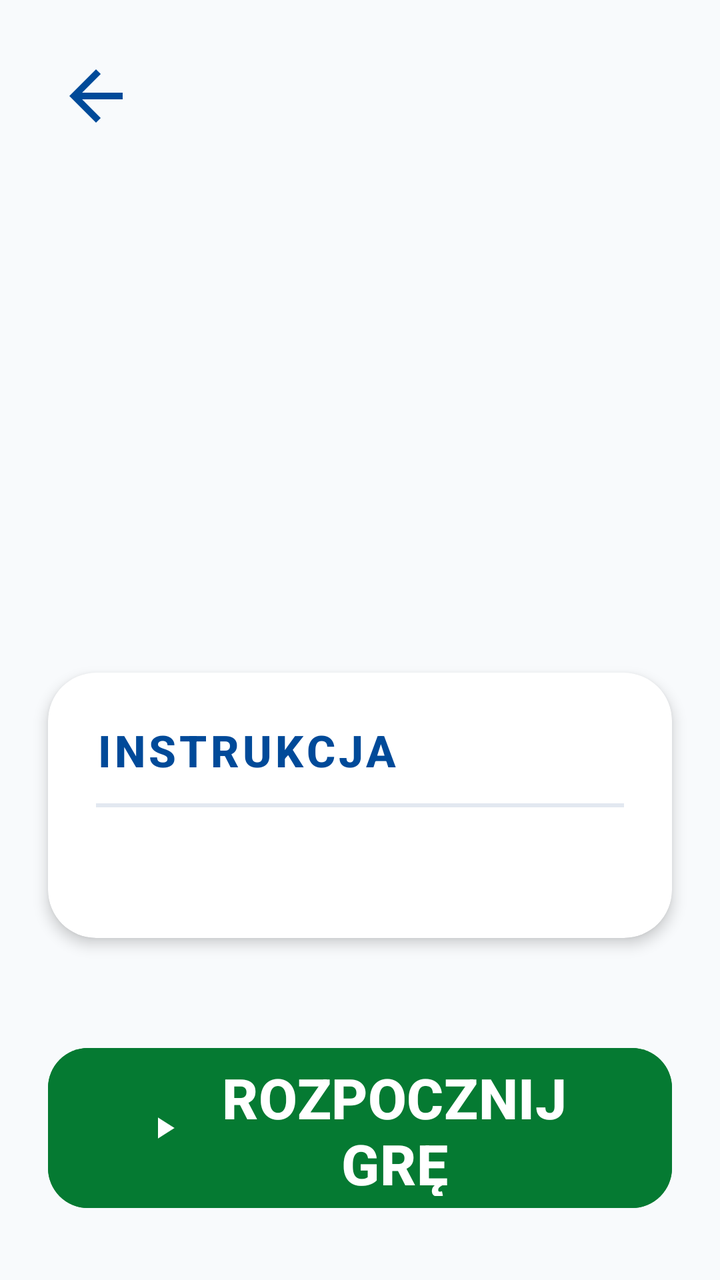
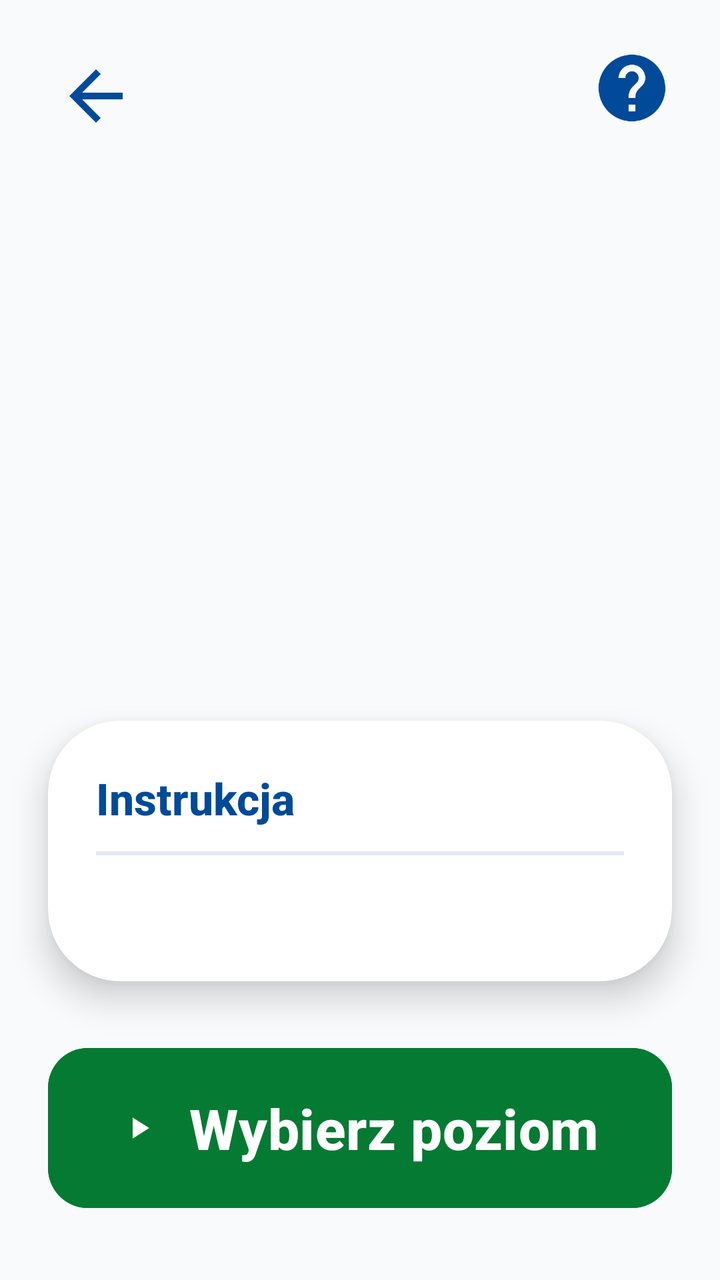

Compare the two renders of this Android layout. The source of the first and the diff that turns it into the second are given below.
<!-- AndroidManifest.xml: application theme Theme.Fitnessapp -->
<!-- res/layout/activity_game_instruction.xml -->
<?xml version="1.0" encoding="utf-8"?>
<androidx.constraintlayout.widget.ConstraintLayout xmlns:android="http://schemas.android.com/apk/res/android"
    xmlns:app="http://schemas.android.com/apk/res-auto"
    android:layout_width="match_parent"
    android:layout_height="match_parent"
    android:background="#F8FAFC">

    
    <ImageButton
        android:id="@+id/btn_back"
        android:layout_width="64dp"
        android:layout_height="64dp"
        android:layout_margin="16dp"
        android:background="?android:attr/selectableItemBackgroundBorderless"
        android:src="@drawable/ic_back"
        app:tint="#004A99"
        android:scaleType="fitCenter"
        android:padding="12dp"
        app:layout_constraintStart_toStartOf="parent"
        app:layout_constraintTop_toTopOf="parent" />

    
    <ImageView
        android:id="@+id/iv_game_icon"
        android:layout_width="120dp"
        android:layout_height="120dp"
        android:layout_marginTop="24dp"
        app:layout_constraintStart_toStartOf="parent"
        app:layout_constraintEnd_toEndOf="parent"
        app:layout_constraintTop_toBottomOf="@id/btn_back" />

    
    <TextView
        android:id="@+id/tv_game_title"
        android:layout_width="wrap_content"
        android:layout_height="wrap_content"
        android:layout_marginTop="16dp"
        android:textColor="#004A99"
        android:textSize="48sp"
        android:textStyle="bold"
        app:layout_constraintStart_toStartOf="parent"
        app:layout_constraintEnd_toEndOf="parent"
        app:layout_constraintTop_toBottomOf="@id/iv_game_icon" />

    
    <androidx.cardview.widget.CardView
        android:id="@+id/card_instruction"
        android:layout_width="0dp"
        android:layout_height="wrap_content"
        android:layout_marginHorizontal="24dp"
        android:layout_marginTop="32dp"
        app:cardCornerRadius="24dp"
        app:cardElevation="4dp"
        app:cardBackgroundColor="#FFFFFF"
        app:layout_constraintStart_toStartOf="parent"
        app:layout_constraintEnd_toEndOf="parent"
        app:layout_constraintTop_toBottomOf="@id/tv_game_title">

        <LinearLayout
            android:layout_width="match_parent"
            android:layout_height="wrap_content"
            android:orientation="vertical"
            android:padding="24dp">

            <TextView
                android:layout_width="wrap_content"
                android:layout_height="wrap_content"
                android:text="INSTRUKCJA"
                android:textColor="#004A99"
                android:textSize="22sp"
                android:textStyle="bold"
                android:letterSpacing="0.08" />

            <View
                android:layout_width="match_parent"
                android:layout_height="2dp"
                android:layout_marginVertical="12dp"
                android:background="#E2E8F0" />

            <TextView
                android:id="@+id/tv_instruction_text"
                android:layout_width="match_parent"
                android:layout_height="wrap_content"
                android:textColor="#1E293B"
                android:textSize="22sp"
                android:textStyle="bold"
                android:lineSpacingExtra="8dp" />

        </LinearLayout>
    </androidx.cardview.widget.CardView>

    
    <Button
        android:id="@+id/btn_start"
        android:layout_width="0dp"
        android:layout_height="88dp"
        android:layout_marginHorizontal="24dp"
        android:layout_marginBottom="32dp"
        android:backgroundTint="#057A32"
        android:text="ROZPOCZNIJ GRĘ"
        android:textAllCaps="true"
        android:textColor="@color/white"
        android:textSize="28sp"
        android:fontFamily="sans-serif-medium"
        android:textStyle="bold"
        app:icon="@drawable/ic_play"
        app:iconGravity="textStart"
        app:iconTint="@color/white"
        app:iconPadding="16dp"
        app:cornerRadius="20dp"
        app:layout_constraintStart_toStartOf="parent"
        app:layout_constraintEnd_toEndOf="parent"
        app:layout_constraintBottom_toBottomOf="parent" />

</androidx.constraintlayout.widget.ConstraintLayout>
<!-- resources referenced by this layout -->
<resources>
  <color name="white">#FFFFFFFF</color>
  <!-- drawable ic_back (drawable) -->
  <vector xmlns:android="http://schemas.android.com/apk/res/android"
      android:width="24dp"
      android:height="24dp"
      android:viewportWidth="24"
      android:viewportHeight="24">
      <path
          android:fillColor="#000000"
          android:pathData="M20,11H7.83l5.59,-5.59L12,4l-8,8 8,8 1.41,-1.41L7.83,13H20v-2z"/>
  </vector>
  <!-- drawable ic_play (drawable) -->
  <vector xmlns:android="http://schemas.android.com/apk/res/android"
   android:width="24dp"
   android:height="24dp"
   android:viewportWidth="24"
   android:viewportHeight="24">
   <path
   android:fillColor="#FFFFFF"
   android:pathData="M8,5v14l11,-7z"/>
  </vector>
  <style name="Theme.Fitnessapp" parent="Base.Theme.Fitnessapp" />
  <style name="Base.Theme.Fitnessapp" parent="Theme.Material3.Light.NoActionBar">
          
          <item name="android:fontFamily">sans-serif-medium</item>
          <item name="android:textAllCaps">false</item>
          <item name="android:textColor">#0F172A</item>
          <item name="android:windowBackground">#F8FAFC</item>
      </style>
</resources>

<!-- the commit's change to res/layout/activity_game_instruction.xml (unified diff, before → after) -->
@@ -20,11 +20,25 @@
         app:layout_constraintTop_toTopOf="parent" />
 
     
+    <ImageButton
+        android:id="@+id/btn_help"
+        android:layout_width="56dp"
+        android:layout_height="56dp"
+        android:layout_margin="16dp"
+        android:background="?android:attr/selectableItemBackgroundBorderless"
+        android:src="@drawable/ic_help"
+        app:tint="#004A99"
+        android:scaleType="fitCenter"
+        android:padding="8dp"
+        app:layout_constraintEnd_toEndOf="parent"
+        app:layout_constraintTop_toTopOf="parent" />
+
+    
     <ImageView
         android:id="@+id/iv_game_icon"
         android:layout_width="120dp"
         android:layout_height="120dp"
-        android:layout_marginTop="24dp"
+        android:layout_marginTop="32dp"
         app:layout_constraintStart_toStartOf="parent"
         app:layout_constraintEnd_toEndOf="parent"
         app:layout_constraintTop_toBottomOf="@id/btn_back" />
@@ -36,7 +50,7 @@
         android:layout_height="wrap_content"
         android:layout_marginTop="16dp"
         android:textColor="#004A99"
-        android:textSize="48sp"
+        android:textSize="44sp"
         android:textStyle="bold"
         app:layout_constraintStart_toStartOf="parent"
         app:layout_constraintEnd_toEndOf="parent"
@@ -48,13 +62,14 @@
         android:layout_width="0dp"
         android:layout_height="wrap_content"
         android:layout_marginHorizontal="24dp"
-        android:layout_marginTop="32dp"
-        app:cardCornerRadius="24dp"
-        app:cardElevation="4dp"
+        android:layout_marginTop="24dp"
+        app:cardCornerRadius="36dp"
+        app:cardElevation="10dp"
         app:cardBackgroundColor="#FFFFFF"
         app:layout_constraintStart_toStartOf="parent"
         app:layout_constraintEnd_toEndOf="parent"
-        app:layout_constraintTop_toBottomOf="@id/tv_game_title">
+ app:layout_constraintTop_toBottomOf="@id/tv_game_title"
+ app:layout_constraintBottom_toTopOf="@id/btn_start">
 
         <LinearLayout
             android:layout_width="match_parent"
@@ -65,11 +80,10 @@
             <TextView
                 android:layout_width="wrap_content"
                 android:layout_height="wrap_content"
-                android:text="INSTRUKCJA"
+                android:text="Instrukcja"
                 android:textColor="#004A99"
                 android:textSize="22sp"
-                android:textStyle="bold"
-                android:letterSpacing="0.08" />
+                android:textStyle="bold" />
 
             <View
                 android:layout_width="match_parent"
@@ -82,9 +96,170 @@
                 android:layout_width="match_parent"
                 android:layout_height="wrap_content"
                 android:textColor="#1E293B"
+                android:textSize="20sp"
+                android:textStyle="bold"
+                android:lineSpacingExtra="6dp" />
+
+        </LinearLayout>
+    </androidx.cardview.widget.CardView>
+
+    
+    <androidx.cardview.widget.CardView
+        android:id="@+id/card_difficulty"
+        android:layout_width="0dp"
+        android:layout_height="wrap_content"
+        android:layout_marginHorizontal="24dp"
+        android:layout_marginTop="16dp"
+        android:visibility="gone"
+        app:cardCornerRadius="36dp"
+        app:cardElevation="10dp"
+        app:cardBackgroundColor="#FFFFFF"
+        app:layout_constraintStart_toStartOf="parent"
+        app:layout_constraintEnd_toEndOf="parent"
+        app:layout_constraintTop_toBottomOf="@id/card_instruction"
+        app:layout_constraintBottom_toTopOf="@id/btn_start">
+
+        <LinearLayout
+            android:layout_width="match_parent"
+            android:layout_height="wrap_content"
+            android:orientation="vertical"
+            android:padding="24dp">
+
+            <TextView
+                android:layout_width="wrap_content"
+                android:layout_height="wrap_content"
+                android:text="Wybierz poziom trudności"
+                android:textColor="#004A99"
                 android:textSize="22sp"
-                android:textStyle="bold"
-                android:lineSpacingExtra="8dp" />
+                android:textStyle="bold" />
+
+            <View
+                android:layout_width="match_parent"
+                android:layout_height="2dp"
+                android:layout_marginVertical="12dp"
+                android:background="#E2E8F0" />
+
+            <LinearLayout
+                android:layout_width="match_parent"
+                android:layout_height="wrap_content"
+                android:orientation="horizontal"
+                android:weightSum="3">
+
+                <androidx.cardview.widget.CardView
+                    android:id="@+id/card_difficulty_easy"
+                    android:layout_width="0dp"
+                    android:layout_height="wrap_content"
+                    android:layout_weight="1"
+                    android:layout_marginEnd="8dp"
+                    android:clickable="true"
+                    android:focusable="true"
+                    android:foreground="?android:attr/selectableItemBackground"
+                    app:cardCornerRadius="20dp"
+                    app:cardElevation="4dp"
+                    app:cardBackgroundColor="#DBEAFE">
+
+                    <LinearLayout
+                        android:layout_width="match_parent"
+                        android:layout_height="wrap_content"
+                        android:orientation="vertical"
+                        android:gravity="center"
+                        android:padding="16dp">
+
+                        <ImageView
+                            android:id="@+id/iv_difficulty_easy"
+                            android:layout_width="40dp"
+                            android:layout_height="40dp"
+                            android:src="@drawable/bg_indicator_inactive" />
+
+                        <TextView
+                            android:layout_width="wrap_content"
+                            android:layout_height="wrap_content"
+                            android:layout_marginTop="8dp"
+                            android:text="Łatwy"
+                            android:textColor="#004A99"
+                            android:textSize="18sp"
+                            android:textStyle="bold" />
+
+                    </LinearLayout>
+                </androidx.cardview.widget.CardView>
+
+                <androidx.cardview.widget.CardView
+                    android:id="@+id/card_difficulty_medium"
+                    android:layout_width="0dp"
+                    android:layout_height="wrap_content"
+                    android:layout_weight="1"
+                    android:layout_marginHorizontal="4dp"
+                    android:clickable="true"
+                    android:focusable="true"
+                    android:foreground="?android:attr/selectableItemBackground"
+                    app:cardCornerRadius="20dp"
+                    app:cardElevation="4dp"
+                    app:cardBackgroundColor="#DBEAFE">
+
+                    <LinearLayout
+                        android:layout_width="match_parent"
+                        android:layout_height="wrap_content"
+                        android:orientation="vertical"
+                        android:gravity="center"
+                        android:padding="16dp">
+
+                        <ImageView
+                            android:id="@+id/iv_difficulty_medium"
+                            android:layout_width="40dp"
+                            android:layout_height="40dp"
+                            android:src="@drawable/bg_indicator_inactive" />
+
+                        <TextView
+                            android:layout_width="wrap_content"
+                            android:layout_height="wrap_content"
+                            android:layout_marginTop="8dp"
+                            android:text="Średni"
+                            android:textColor="#004A99"
+                            android:textSize="18sp"
+                            android:textStyle="bold" />
+
+                    </LinearLayout>
+                </androidx.cardview.widget.CardView>
+
+                <androidx.cardview.widget.CardView
+                    android:id="@+id/card_difficulty_hard"
+                    android:layout_width="0dp"
+                    android:layout_height="wrap_content"
+                    android:layout_weight="1"
+                    android:layout_marginStart="8dp"
+                    android:clickable="true"
+                    android:focusable="true"
+                    android:foreground="?android:attr/selectableItemBackground"
+                    app:cardCornerRadius="20dp"
+                    app:cardElevation="4dp"
+                    app:cardBackgroundColor="#DBEAFE">
+
+                    <LinearLayout
+                        android:layout_width="match_parent"
+                        android:layout_height="wrap_content"
+                        android:orientation="vertical"
+                        android:gravity="center"
+                        android:padding="16dp">
+
+                        <ImageView
+                            android:id="@+id/iv_difficulty_hard"
+                            android:layout_width="40dp"
+                            android:layout_height="40dp"
+                            android:src="@drawable/bg_indicator_inactive" />
+
+                        <TextView
+                            android:layout_width="wrap_content"
+                            android:layout_height="wrap_content"
+                            android:layout_marginTop="8dp"
+                            android:text="Trudny"
+                            android:textColor="#004A99"
+                            android:textSize="18sp"
+                            android:textStyle="bold" />
+
+                    </LinearLayout>
+                </androidx.cardview.widget.CardView>
+
+            </LinearLayout>
 
         </LinearLayout>
     </androidx.cardview.widget.CardView>
@@ -97,8 +272,8 @@
         android:layout_marginHorizontal="24dp"
         android:layout_marginBottom="32dp"
         android:backgroundTint="#057A32"
-        android:text="ROZPOCZNIJ GRĘ"
-        android:textAllCaps="true"
+        android:text="Wybierz poziom"
+        android:textAllCaps="false"
         android:textColor="@color/white"
         android:textSize="28sp"
         android:fontFamily="sans-serif-medium"
<!-- resource entries referenced after the edit -->
@@ -1,6 +1,13 @@
 <!-- resources referenced by this layout -->
 <resources>
   <color name="white">#FFFFFFFF</color>
+  <!-- drawable bg_indicator_inactive (drawable) -->
+  <?xml version="1.0" encoding="utf-8"?>
+  <shape xmlns:android="http://schemas.android.com/apk/res/android"
+      android:shape="rectangle">
+      <solid android:color="#E5E7EB" />
+      <corners android:radius="4dp" />
+  </shape>
   <!-- drawable ic_back (drawable) -->
   <vector xmlns:android="http://schemas.android.com/apk/res/android"
       android:width="24dp"
@@ -10,6 +17,16 @@
       <path
           android:fillColor="#000000"
           android:pathData="M20,11H7.83l5.59,-5.59L12,4l-8,8 8,8 1.41,-1.41L7.83,13H20v-2z"/>
+  </vector>
+  <!-- drawable ic_help (drawable) -->
+  <vector xmlns:android="http://schemas.android.com/apk/res/android"
+      android:width="48dp"
+      android:height="48dp"
+      android:viewportWidth="24"
+      android:viewportHeight="24">
+      <path
+          android:fillColor="#004A99"
+          android:pathData="M12,2C6.48,2 2,6.48 2,12s4.48,10 10,10 10,-4.48 10,-10S17.52,2 12,2zM13,19h-2v-2h2v2zM15.07,11.25l-0.9,0.92C13.45,12.9 13,13.5 13,15h-2v-0.5c0,-1.1 0.45,-2.1 1.17,-2.83l1.24,-1.26c0.37,-0.36 0.59,-0.86 0.59,-1.41 0,-1.1 -0.9,-2 -2,-2s-2,0.9 -2,2L8,9c0,-2.21 1.79,-4 4,-4s4,1.79 4,4c0,0.88 -0.36,1.68 -0.93,2.25z"/>
   </vector>
   <!-- drawable ic_play (drawable) -->
   <vector xmlns:android="http://schemas.android.com/apk/res/android"
